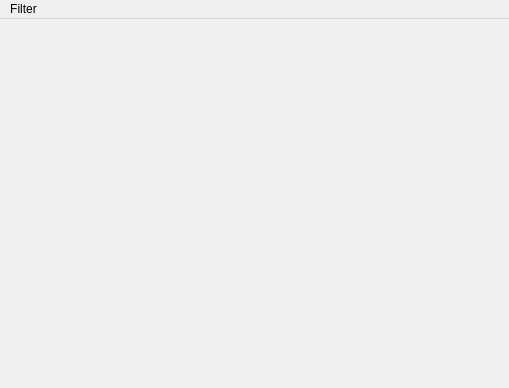
ahagmann/tdl, file mainwindow.ui: the form before one commit.
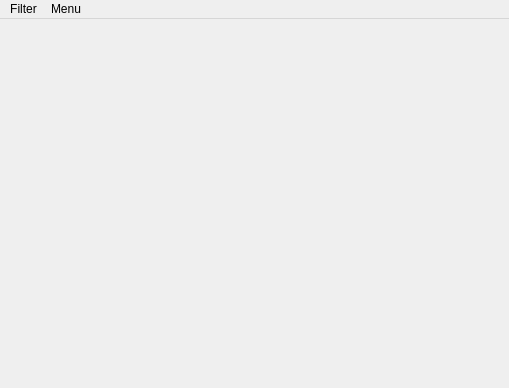
The form after the commit. Icons and pictures are not drawn.

Commit message:
Add Reload and Exit menu
Fix clean exit

Diff of the .ui file:
```diff
--- a/mainwindow.ui
+++ b/mainwindow.ui
@@ -61,7 +61,7 @@
      <x>0</x>
      <y>0</y>
      <width>509</width>
-     <height>22</height>
+     <height>27</height>
     </rect>
    </property>
    <widget class="QMenu" name="menuFilter">
@@ -77,7 +77,15 @@
     <addaction name="menuAdd"/>
     <addaction name="actionClose"/>
    </widget>
+   <widget class="QMenu" name="menuReload">
+    <property name="title">
+     <string>Menu</string>
+    </property>
+    <addaction name="actionReload"/>
+    <addaction name="actionExit"/>
+   </widget>
    <addaction name="menuFilter"/>
+   <addaction name="menuReload"/>
   </widget>
   <action name="actionClose">
    <property name="text">
```
Left out of the diff: 10 changed lines with no effect on the pictures. The commit also changes 1 other file.
